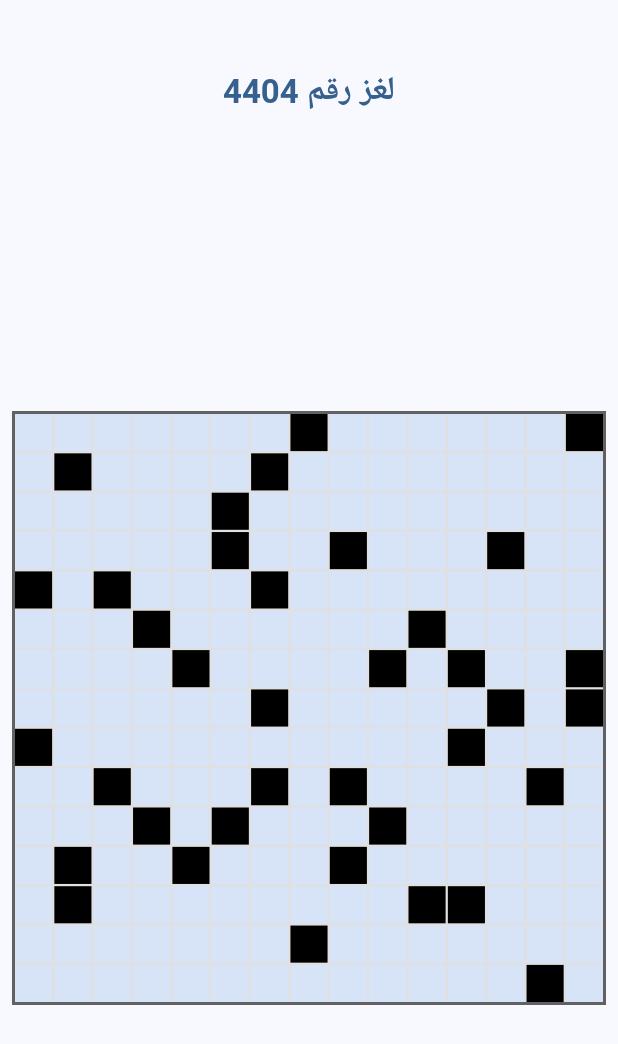
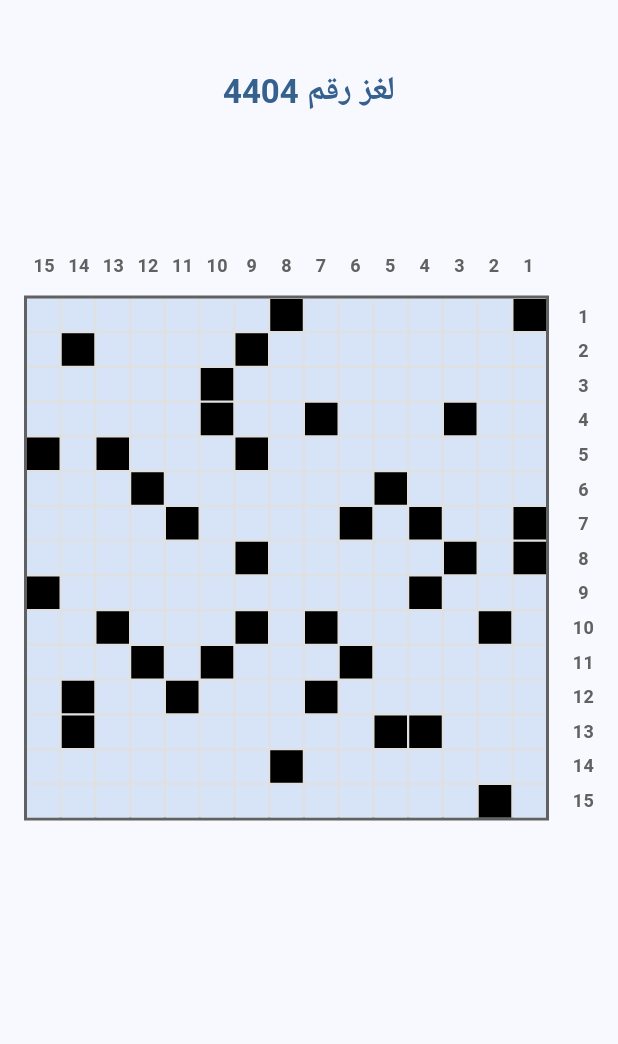
Before and after one commit to KareemNashef/Crosswords, a Flutter app: the screen it shows after launch, after a tap on "4404", on a phone screen of 412 x 824 dp. Shown: the top 1044 px of the screen. Run offline on Flutter 3.47's test engine with Material 3 defaults, Android fonts, the light colour scheme and no system bars; our stand-ins replace shared_preferences.

Commit message:
More stuff

```diff
--- a/lib/Logic/animated_popup.dart
+++ b/lib/Logic/animated_popup.dart
@@ -92,7 +92,9 @@
       // Add a small delay to ensure the TextField widgets are properly built
       Future.delayed(const Duration(milliseconds: 50), () {
         if (mounted && _cellFocusNodes.isNotEmpty) {
-        int focusIdx = _currentEnteredChars.indexWhere((char) => char.isEmpty);
+          int focusIdx = _currentEnteredChars.indexWhere(
+            (char) => char.isEmpty,
+          );
           if (focusIdx == -1) {
             focusIdx = 0;
           }
@@ -144,8 +146,6 @@
         );
       }
     }
-
-
   }
 
   // Dispose
@@ -203,7 +203,7 @@
 
     final Animation<double> blurAnimation = Tween<double>(
       begin: 0.0,
-      end: 5.0,
+      end: 3.5,
     ).animate(
       CurvedAnimation(
         parent: widget.animationController,
@@ -238,7 +238,7 @@
                     ),
                     child: Container(
                       color: Colors.black.withOpacity(
-                        0.4 * widget.animationController.value,
+                        0.3 * widget.animationController.value,
                       ),
                     ),
                   ),
--- a/lib/Logic/game_grid.dart
+++ b/lib/Logic/game_grid.dart
@@ -48,6 +48,8 @@
   late Color _initialCellColor;
   late Color _correctCellColor;
   late Color _errorCellColor;
+  late Color _selectionCellColor;
+  Map<CellModel, Color> originalColors = {};
 
   // Swipe detection
   Offset? _swipeStartPosition;
@@ -78,6 +80,7 @@
       _initialCellColor = Theme.of(context).colorScheme.secondaryContainer;
       _correctCellColor = Theme.of(context).colorScheme.primaryContainer;
       _errorCellColor = Theme.of(context).colorScheme.errorContainer;
+      _selectionCellColor = Colors.amber; // More visible yellow
       _colorsInitialized = true;
       if (!_isLoading) {
         _reapplyInitialColors();
@@ -258,8 +261,6 @@
     // Create a map to store entered characters
     Map<String, dynamic> progressData = {};
 
-
-
     // Store all entered characters
     for (int r = 0; r < gridSize; r++) {
       for (int c = 0; c < gridSize; c++) {
@@ -276,20 +277,19 @@
     for (int r = 0; r < gridSize; r++) {
       for (int c = 0; c < gridSize; c++) {
         final cell = gridCellData[r][c];
-        if (!cell.isBlackSquare && cell.enteredChar.isNotEmpty) {
+        if (cell.isBlackSquare || cell.enteredChar.isNotEmpty) {
           progress += 1;
         }
       }
     }
-    progressData['progress'] = progress == gridSize * gridSize ? "Done" : "In Progress";
+    progressData['progress'] =
+        progress == gridSize * gridSize ? "Done" : "In Progress";
 
     // Save as JSON
     await prefs.setString(
       'puzzle_progress_${widget.puzzleNumber}',
       jsonEncode(progressData),
     );
-
-
   }
 
   // Load progress
@@ -387,6 +387,22 @@
         );
       },
     ).then((_) {
+      // Restore original colors before showing popup
+      if (originalColors.isNotEmpty) {
+        for (final cell in cellsToAnimate) {
+          if (originalColors.containsKey(cell)) {
+            if (cell.displayColor == _selectionCellColor) {
+              cell.displayColor = originalColors[cell]!;
+            }
+          }
+        }
+        // Update the UI with restored colors
+        setState(() {});
+      }
+
+      // Clear the map after popup is closed
+      originalColors.clear();
+
       animationController.reverse().whenComplete(() {
         // Use whenComplete for safety
         if (mounted) {
@@ -419,6 +435,8 @@
 
     if (activeClue != null && activeBlockIndexInClue != null) {
       cellsToAnimate.clear();
+      originalColors.clear(); // Clear previous original colors
+
       Point<int> startCoord =
           activeClue!.blockStartCoords[activeBlockIndexInClue!];
       int length = activeClue!.blockLengths[activeBlockIndexInClue!];
@@ -429,6 +447,10 @@
           CellModel cell =
               gridCellData[startCoord.x.toInt()][startCoord.y.toInt() + i];
           physicalOrderCells.add(cell);
+
+          // Store original color and change to selection color
+          originalColors[cell] = cell.displayColor;
+          cell.displayColor = _selectionCellColor;
         }
 
         final bool isAppRTL =
@@ -450,6 +472,11 @@
         for (int i = 0; i < length; i++) {
           CellModel cellInWord =
               gridCellData[startCoord.x.toInt() + i][startCoord.y.toInt()];
+
+          // Store original color and change to selection color
+          originalColors[cellInWord] = cellInWord.displayColor;
+          cellInWord.displayColor = _selectionCellColor;
+
           final rect = _getCellRect(cellInWord.row, cellInWord.col);
           if (rect != null) {
             cellInWord.originalRect = rect;
@@ -459,8 +486,16 @@
         }
       }
 
+      // Force a rebuild to show yellow cells
+      setState(() {});
+
       if (cellsToAnimate.isNotEmpty) {
+        // Show animated popup after a brief delay to let user see yellow highlighting
+        Future.delayed(const Duration(milliseconds: 300), () {
+          if (mounted) {
             _showAnimatedPopup();
+          }
+        });
       }
     }
   }
@@ -536,28 +571,82 @@
     }
     final bool isRtl = Localizations.localeOf(context).languageCode == 'ar';
 
-    return Scaffold(
-      appBar: AppBar(
-        centerTitle: true,
-        automaticallyImplyLeading: false,
-        toolbarHeight: 120,
+    // --- Configuration for Headers and Grid ---
+    final double rowHeaderWidth = 30.0; // Width of the column for row numbers
+    final double gridMarginAllSides = 8.0; // Margin of the grid container
+    final double gridBorderWidthAllSides =
+        2.0; // Border width of the grid container
+    final double headerSpacing =
+        4.0; // Space between column headers and the grid/row-headers block
 
-        title: Text(
-          'لغز رقم ${widget.puzzleNumber}',
-          textAlign: TextAlign.center,
+    // --- Helper Widget for Column Numbers ---
+    Widget _buildColumnHeaders() {
+      return Padding(
+        // This inner padding aligns numbers with grid cells, accounting for the grid's border.
+        // The outer alignment (with grid's margin) is handled by the parent Container of this widget.
+        padding: EdgeInsets.symmetric(horizontal: gridBorderWidthAllSides),
+        child: Row(
+          children: List.generate(gridSize, (index) {
+            final columnNumber = index + 1; // Numbers are always 1, 2, 3...
+            return Expanded(
+              child: Center(
+                child: Text(
+                  '$columnNumber',
                   style: TextStyle(
-            color: Theme.of(context).colorScheme.primary,
+                    fontSize: 12,
                     fontWeight: FontWeight.bold,
+                    color: Colors.grey.shade700, // Or Theme.of(context)...
                   ),
                 ),
               ),
-      body: Center(
+            );
+          }),
+        ),
+      );
+    }
+
+    // --- Helper Widget for Row Numbers ---
+    Widget _buildRowHeaders() {
+      return Container(
+        width: rowHeaderWidth,
+        // Vertical padding to align numbers top/bottom with grid cells,
+        // accounting for the grid container's outer margin and border.
+        padding: EdgeInsets.symmetric(
+          vertical: gridMarginAllSides + gridBorderWidthAllSides,
+        ),
+        child: Column(
+          // mainAxisAlignment: MainAxisAlignment.spaceAround, // Distributes space
+          children: List.generate(gridSize, (index) {
+            final rowNumber = index + 1;
+            return Expanded(
+              // Each number takes equal vertical space
+              child: Center(
+                child: Text(
+                  '$rowNumber',
+                  style: TextStyle(
+                    fontSize: 12,
+                    fontWeight: FontWeight.bold,
+                    color: Colors.grey.shade700, // Or Theme.of(context)...
+                  ),
+                ),
+              ),
+            );
+          }),
+        ),
+      );
+    }
+
+    // --- The main Grid Widget itself ---
+    Widget actualGridWidget = Center(
       child: AspectRatio(
         aspectRatio: 1.0,
         child: Container(
-            margin: const EdgeInsets.all(8.0),
+          margin: EdgeInsets.all(gridMarginAllSides),
           decoration: BoxDecoration(
-              border: Border.all(color: Colors.grey.shade700, width: 2),
+            border: Border.all(
+              color: Colors.grey.shade700,
+              width: gridBorderWidthAllSides,
+            ),
             color: Colors.grey.shade300,
           ),
           child: GridView.builder(
@@ -570,21 +659,11 @@
             ),
             itemBuilder: (context, index) {
               final row = index ~/ gridSize;
+              // This 'col' is for data access and respects RTL for data mapping
               final col =
-                    isRtl
-                        ? gridSize - 1 - (index % gridSize)
-                        : index % gridSize;
+                  isRtl ? gridSize - 1 - (index % gridSize) : index % gridSize;
 
               final cell = gridCellData[row][col];
-
-                Color cellEffectiveColor = cell.displayColor;
-                if (!cell.isBlackSquare &&
-                    cell.enteredChar.isEmpty &&
-                    _colorsInitialized) {
-                  cellEffectiveColor = _initialCellColor;
-                } else if (cell.isBlackSquare) {
-                  cellEffectiveColor = Colors.black;
-                }
 
               return GestureDetector(
                 key: gridKeys[row][col],
@@ -592,7 +671,7 @@
                 onPanUpdate: (details) => _onPanUpdate(details),
                 onPanEnd: _onPanEnd,
                 child: Container(
-                    decoration: BoxDecoration(color: cellEffectiveColor),
+                  decoration: BoxDecoration(color: cell.displayColor),
                   alignment: Alignment.center,
                   child: Stack(
                     children: [
@@ -600,9 +679,10 @@
                         Center(
                           child: Text(
                             cell.enteredChar,
-                              textDirection: TextDirection.rtl,
+                            textDirection:
+                                TextDirection.rtl, // Character itself is RTL
                             style: TextStyle(
-                                color: _getContrastColor(cellEffectiveColor),
+                              color: _getContrastColor(cell.displayColor),
                               fontSize: gridSize > 15 ? 12 : 16,
                               fontWeight: FontWeight.bold,
                             ),
@@ -616,6 +696,57 @@
           ),
         ),
       ),
+    );
+
+    return Scaffold(
+      appBar: AppBar(
+        centerTitle: true,
+        automaticallyImplyLeading: false,
+        toolbarHeight: 120,
+        title: Text(
+          'لغز رقم ${widget.puzzleNumber}',
+          textAlign: TextAlign.center,
+          style: TextStyle(
+            color: Theme.of(context).colorScheme.primary,
+            fontWeight: FontWeight.bold,
+          ),
+        ),
+      ),
+      body: SingleChildScrollView(
+        child: Padding(
+          padding: const EdgeInsets.all(8.0),
+          child: Column(
+            children: [
+              SizedBox(height: 40),
+              Row(
+                children: <Widget>[
+                  if (isRtl) SizedBox(width: rowHeaderWidth),
+                  Expanded(
+                    child: Container(
+                      margin: EdgeInsets.symmetric(
+                        horizontal: gridMarginAllSides,
+                      ),
+                      child: _buildColumnHeaders(),
+                    ),
+                  ),
+                  if (!isRtl) SizedBox(width: rowHeaderWidth),
+                ],
+              ),
+
+              SizedBox(height: headerSpacing),
+
+              IntrinsicHeight(
+                child: Row(
+                  crossAxisAlignment: CrossAxisAlignment.stretch,
+                  children: <Widget>[
+                    _buildRowHeaders(),
+                    Expanded(child: actualGridWidget),
+                  ],
+                ),
+              ),
+            ],
+          ),
+        ),
       ),
     );
   }
--- a/lib/main_page.dart
+++ b/lib/main_page.dart
@@ -18,7 +18,6 @@
 class MainPageState extends State<MainPage> with TickerProviderStateMixin {
   // App color selection bar
   Widget puzzleSelectionBar(context) {
-
     Widget puzzleBar(BuildContext context, String puzzleNumber) {
       return FutureBuilder<String?>(
         future: _getPuzzleProgress(puzzleNumber),
@@ -55,7 +54,6 @@
       );
     }
 
-
     return Column(
       children: [
         puzzleBar(context, "4404"),
@@ -88,7 +86,7 @@
     final savedProgress = prefs.getString('puzzle_progress_$puzzleNumber');
     if (savedProgress != null) {
       final progressMap = jsonDecode(savedProgress);
-    return progressMap['progress'];  // Access the "progress" entry
+      return progressMap['progress']; // Access the "progress" entry
     }
     return null;
   }
```
Lines whose indentation alone changed are shown as unchanged.
